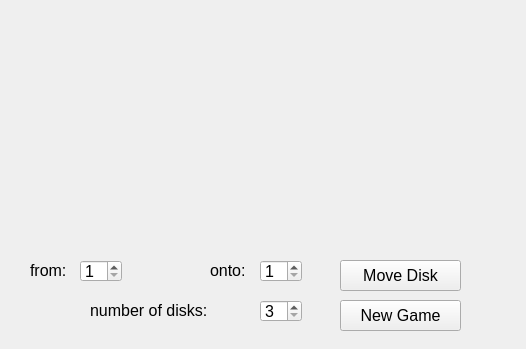
The window that hanoiwidget.ui (rekaehreth/EVA-mf_6_Hanoi) describes before a commit, drawn with Qt 5.
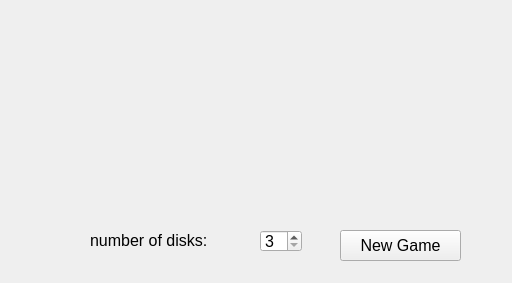
The same window after the commit.

```diff
--- a/hanoiwidget.ui
+++ b/hanoiwidget.ui
@@ -6,60 +6,18 @@
    <rect>
     <x>0</x>
     <y>0</y>
-    <width>526</width>
-    <height>349</height>
+    <width>512</width>
+    <height>283</height>
    </rect>
   </property>
   <property name="windowTitle">
    <string>Hanoi tower</string>
   </property>
-  <widget class="QSpinBox" name="fromBox">
-   <property name="geometry">
-    <rect>
-     <x>80</x>
-     <y>260</y>
-     <width>42</width>
-     <height>22</height>
-    </rect>
-   </property>
-   <property name="font">
-    <font>
-     <pointsize>12</pointsize>
-    </font>
-   </property>
-   <property name="minimum">
-    <number>1</number>
-   </property>
-   <property name="maximum">
-    <number>3</number>
-   </property>
-  </widget>
-  <widget class="QSpinBox" name="ontoBox">
-   <property name="geometry">
-    <rect>
-     <x>260</x>
-     <y>260</y>
-     <width>42</width>
-     <height>22</height>
-    </rect>
-   </property>
-   <property name="font">
-    <font>
-     <pointsize>12</pointsize>
-    </font>
-   </property>
-   <property name="minimum">
-    <number>1</number>
-   </property>
-   <property name="maximum">
-    <number>3</number>
-   </property>
-  </widget>
   <widget class="QSpinBox" name="diskNumberBox">
    <property name="geometry">
     <rect>
      <x>260</x>
-     <y>300</y>
+     <y>230</y>
      <width>42</width>
      <height>22</height>
     </rect>
@@ -76,47 +34,11 @@
     <number>7</number>
    </property>
   </widget>
-  <widget class="QLabel" name="fromLabel">
-   <property name="geometry">
-    <rect>
-     <x>30</x>
-     <y>260</y>
-     <width>51</width>
-     <height>21</height>
-    </rect>
-   </property>
-   <property name="font">
-    <font>
-     <pointsize>12</pointsize>
-    </font>
-   </property>
-   <property name="text">
-    <string>from:</string>
-   </property>
-  </widget>
-  <widget class="QLabel" name="ontoLabel">
-   <property name="geometry">
-    <rect>
-     <x>210</x>
-     <y>260</y>
-     <width>51</width>
-     <height>21</height>
-    </rect>
-   </property>
-   <property name="font">
-    <font>
-     <pointsize>12</pointsize>
-    </font>
-   </property>
-   <property name="text">
-    <string>onto:</string>
-   </property>
-  </widget>
   <widget class="QLabel" name="numOfDisksLabel">
    <property name="geometry">
     <rect>
      <x>90</x>
-     <y>300</y>
+     <y>230</y>
      <width>161</width>
      <height>21</height>
     </rect>
@@ -130,29 +52,11 @@
     <string>number of disks:</string>
    </property>
   </widget>
-  <widget class="QPushButton" name="moveDiskButton">
-   <property name="geometry">
-    <rect>
-     <x>340</x>
-     <y>260</y>
-     <width>121</width>
-     <height>31</height>
-    </rect>
-   </property>
-   <property name="font">
-    <font>
-     <pointsize>12</pointsize>
-    </font>
-   </property>
-   <property name="text">
-    <string>Move Disk</string>
-   </property>
-  </widget>
   <widget class="QPushButton" name="newGameButton">
    <property name="geometry">
     <rect>
      <x>340</x>
-     <y>300</y>
+     <y>230</y>
      <width>121</width>
      <height>31</height>
     </rect>
```
